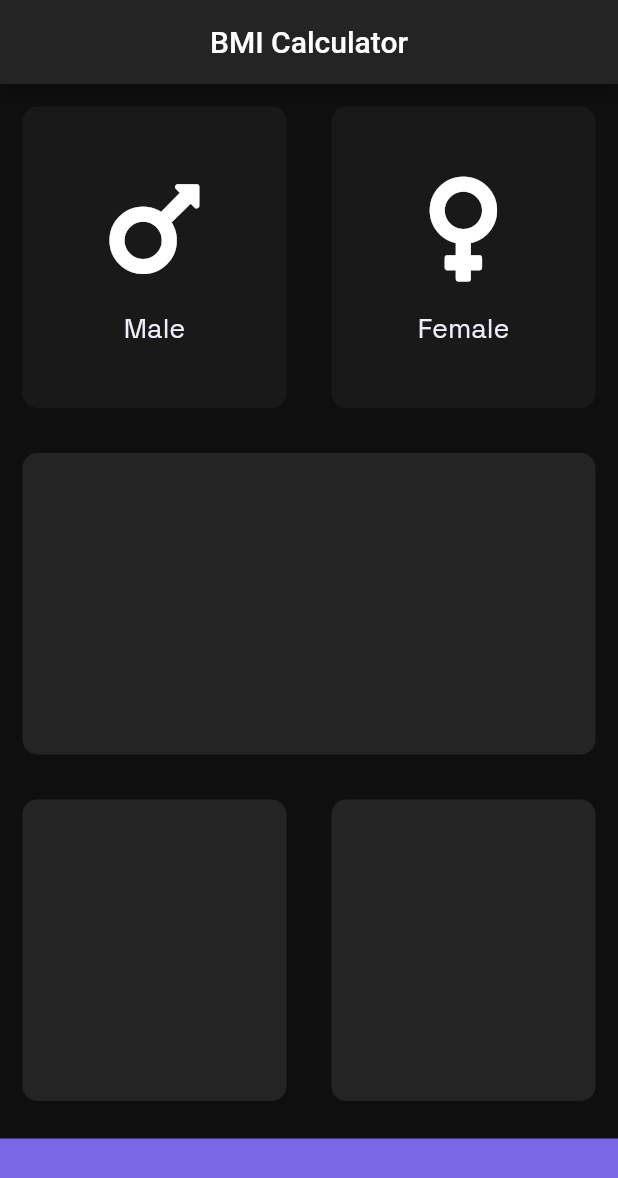
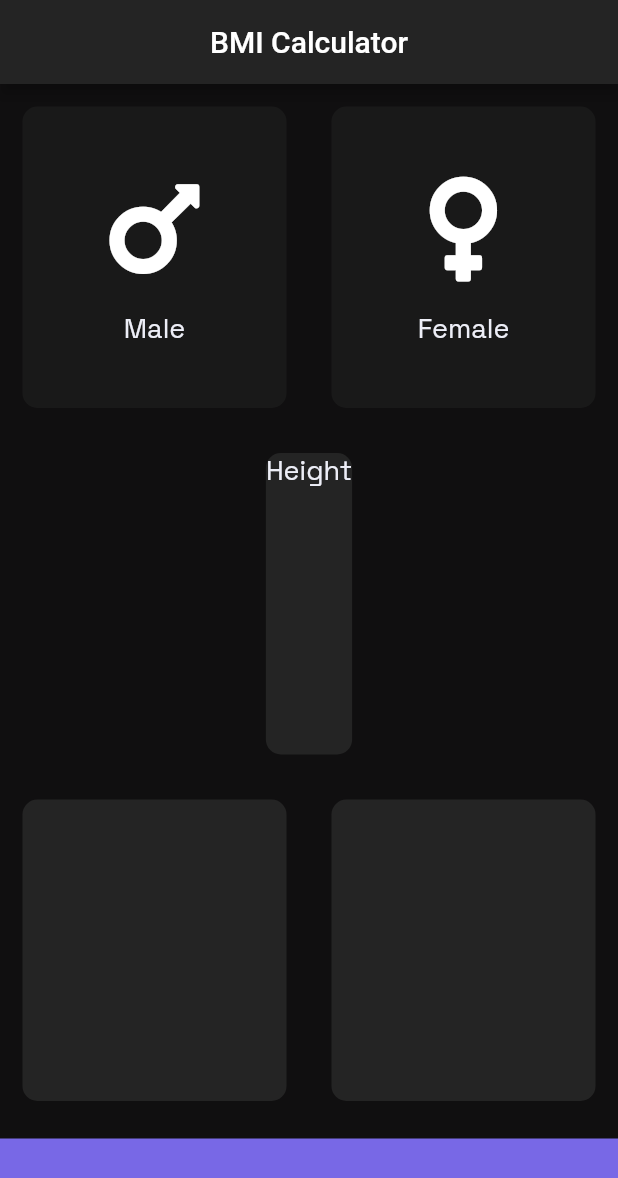
Before and after one commit to Akhmen18/bmi_calc, a Flutter app: the screen it shows after launch, on a phone screen of 412 x 824 dp. Shown: the top 1178 px of the screen. Run offline on Flutter 3.47's test engine with Material 2 defaults, Android fonts, the phone set to English and light mode, and no system bars; our stand-ins replace font_awesome_flutter.

Commit message:
Refactor constants for easier access and readability of code

```diff
--- /dev/null
+++ b/lib/constants.dart
@@ -0,0 +1,14 @@
+import 'package:flutter/material.dart';
+
+// For icon_content.dart
+const kLabelTextStyle = TextStyle(
+  fontFamily: 'SpaceGrotesk',
+  fontSize: 18.0,
+  color: Color(0xFFedeef7),
+);
+
+// For input_page.dart
+const double kBottomContainerHeight = 65.0;
+const Color kActiveCardColor = Color(0xFF242424);
+const Color kInactiveCardColor = Color(0xF21a1a1a);
+const Color kBottomContainerColor = Color(0xFF7868e6);
--- a/lib/icon_content.dart
+++ b/lib/icon_content.dart
@@ -1,10 +1,5 @@
 import 'package:flutter/material.dart';
-
-const labelTextStyle = TextStyle(
-  fontFamily: 'SpaceGrotesk',
-  fontSize: 18.0,
-  color: Color(0xFFedeef7),
-);
+import 'package:bmi_calc/constants.dart';
 
 class IconContent extends StatelessWidget {
   final String genderText;
@@ -24,7 +19,7 @@ class IconContent extends StatelessWidget {
         SizedBox(
           height: 15.0,
         ),
-        Text(genderText, style: labelTextStyle),
+        Text(genderText, style: kLabelTextStyle),
       ],
     );
   }
--- a/lib/input_page.dart
+++ b/lib/input_page.dart
@@ -2,11 +2,7 @@ import 'package:flutter/material.dart';
 import 'package:font_awesome_flutter/font_awesome_flutter.dart';
 import 'package:bmi_calc/icon_content.dart';
 import 'package:bmi_calc/reusable_card.dart';
-
-const double bottomContainerHeight = 65.0;
-const Color activeCardColor = Color(0xFF242424);
-const Color inactiveCardColor = Color(0xF21a1a1a);
-const Color bottomContainerColor = Color(0xFF7868e6);
+import 'package:bmi_calc/constants.dart';
 
 enum Gender {
   male,
@@ -42,8 +38,8 @@ class _InputPageState extends State<InputPage> {
                     cardChild: IconContent(
                         icon: FontAwesomeIcons.mars, genderText: 'Male'),
                     colour: selectedGender == Gender.male
-                        ? activeCardColor
-                        : inactiveCardColor,
+                        ? kActiveCardColor
+                        : kInactiveCardColor,
                   ),
                 ),
                 Expanded(
@@ -56,15 +52,23 @@ class _InputPageState extends State<InputPage> {
                     cardChild: IconContent(
                         icon: FontAwesomeIcons.venus, genderText: 'Female'),
                     colour: selectedGender == Gender.female
-                        ? activeCardColor
-                        : inactiveCardColor,
+                        ? kActiveCardColor
+                        : kInactiveCardColor,
                   ),
                 ),
               ],
             )),
             Expanded(
               child: ReusableCard(
-                colour: activeCardColor,
+                colour: kActiveCardColor,
+                cardChild: Column(
+                  children: [
+                    Text(
+                      'Height',
+                      style: kLabelTextStyle,
+                    ),
+                  ],
+                ),
               ),
             ),
             Expanded(
@@ -72,21 +76,21 @@ class _InputPageState extends State<InputPage> {
               children: [
                 Expanded(
                   child: ReusableCard(
-                    colour: activeCardColor,
+                    colour: kActiveCardColor,
                   ),
                 ),
                 Expanded(
                   child: ReusableCard(
-                    colour: activeCardColor,
+                    colour: kActiveCardColor,
                   ),
                 ),
               ],
             )),
             Container(
-              color: bottomContainerColor,
+              color: kBottomContainerColor,
               margin: EdgeInsets.only(top: 10.0),
               width: double.infinity,
-              height: bottomContainerHeight,
+              height: kBottomContainerHeight,
             )
           ],
         ));
```
